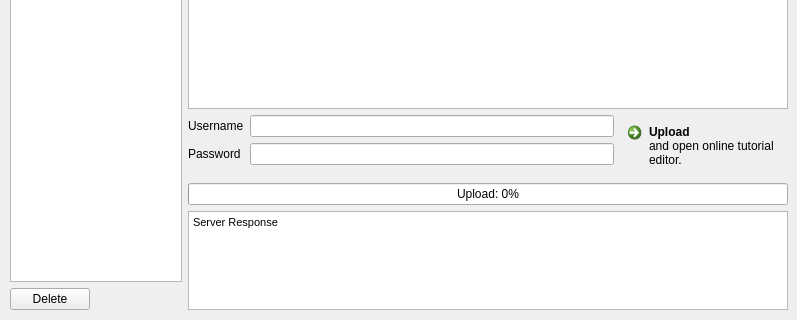
Above: client/editorwindow.ui from skyronic/tuxtorial-client before the change; both pictures show x 0 to 797 and y 181 to 501 of the 797 by 501 pixel window. Below: the same form after it.
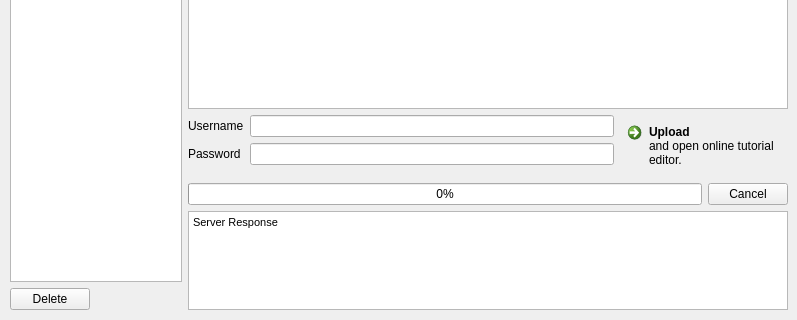
That is the form after the change. Icons and pictures are not drawn.

The edit to the form file:
```diff
--- a/client/editorwindow.ui
+++ b/client/editorwindow.ui
@@ -197,14 +197,22 @@
         </layout>
        </item>
        <item>
+        <layout class="QHBoxLayout" name="horizontalLayout_5">
+         <item>
         <widget class="QProgressBar" name="progressBar">
          <property name="value">
           <number>0</number>
          </property>
-         <property name="format">
-          <string>Upload: %p%</string>
-         </property>
-        </widget>
+          </widget>
+         </item>
+         <item>
+          <widget class="QPushButton" name="pushButton_2">
+           <property name="text">
+            <string>Cancel</string>
+           </property>
+          </widget>
+         </item>
+        </layout>
        </item>
        <item>
         <widget class="QTextBrowser" name="textBrowser">
```
Lines whose indentation alone changed are shown as unchanged.
